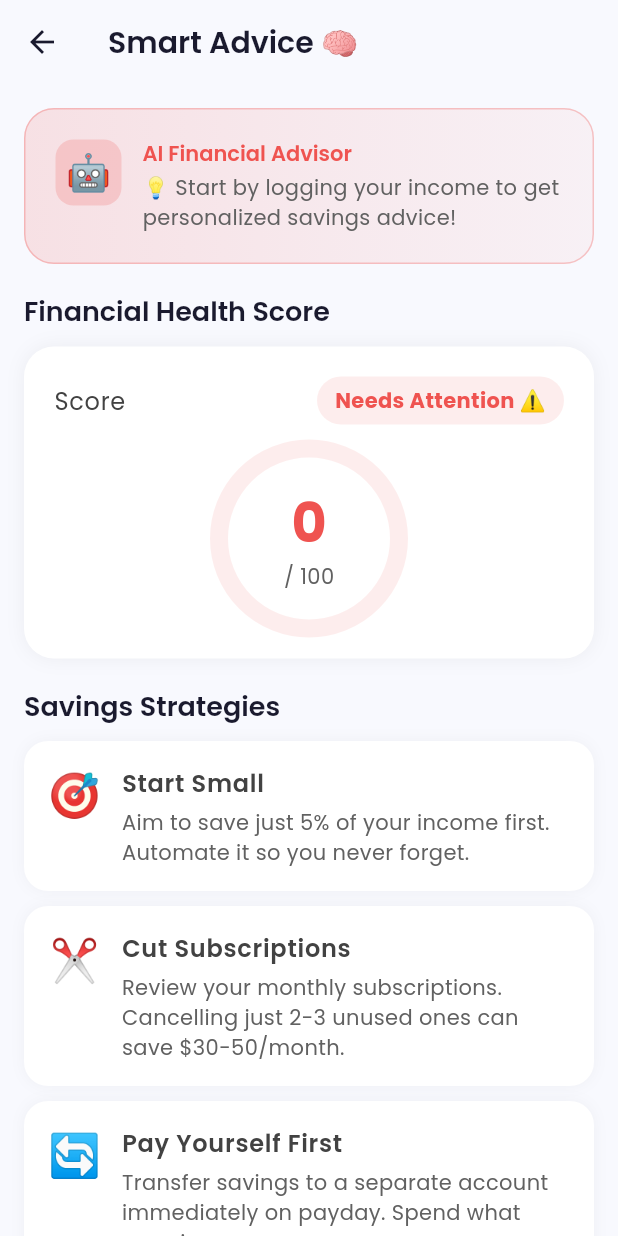
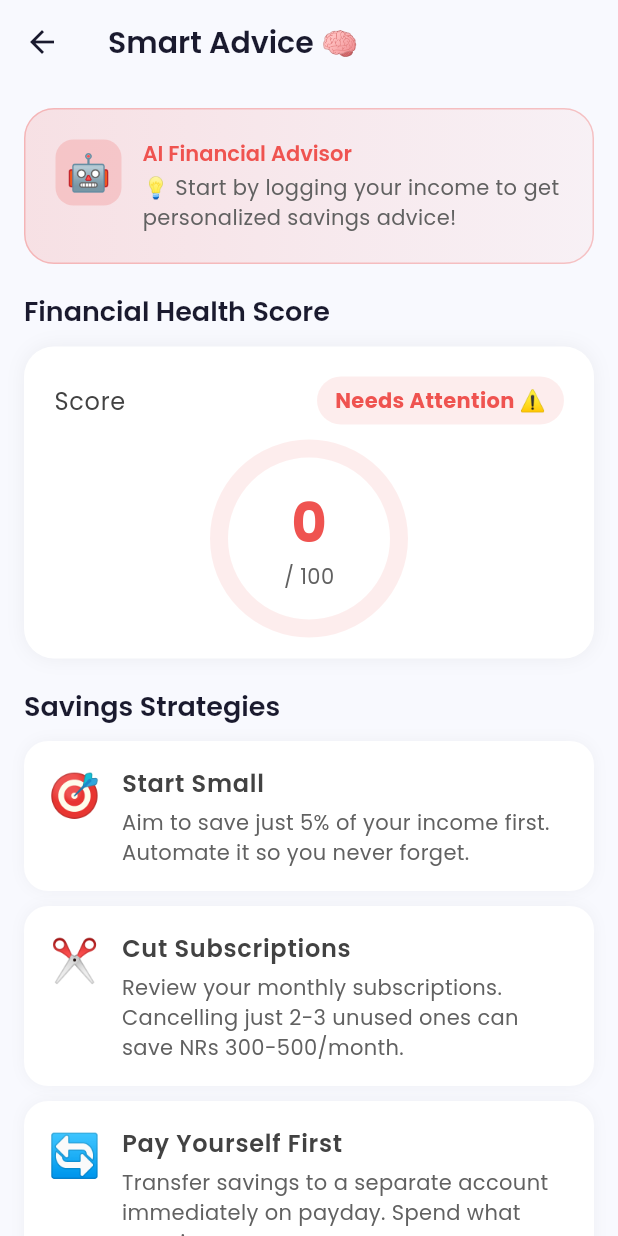
Before and after one commit to Inscidiousss/SpendWise, a Flutter app: the AdviceScreen screen opened directly, on a phone screen of 412 x 824 dp. Run offline on Flutter 3.47's test engine with Material 3 defaults, Android fonts, the phone set to English and light mode, and no system bars; our stand-ins replace csv, fl_chart, flutter_slidable, google_fonts, hive, hive_flutter and 3 more; accounts and stored records are empty.

Commit message:
currency Changed

```diff
--- a/spendwise_v1/lib/add_expense_screen.dart
+++ b/spendwise_v1/lib/add_expense_screen.dart
@@ -149,7 +149,7 @@ class _AddExpenseScreenState extends State<AddExpenseScreen>
                     color: _isExpense ? AppTheme.errorColor : AppTheme.successColor,
                   ),
                   decoration: InputDecoration(
-                    prefixText: '\$ ',
+                    prefixText: AppConstants.currencySymbol,
                     prefixStyle: TextStyle(
                       fontSize: 32,
                       fontWeight: FontWeight.w700,
--- a/spendwise_v1/lib/advice_screen.dart
+++ b/spendwise_v1/lib/advice_screen.dart
@@ -4,6 +4,7 @@ import 'package:provider/provider.dart';
 import 'package:iconsax/iconsax.dart';
 import 'expense_provider.dart';
 import '/app_theme.dart';
+import 'hive_constants.dart';
 
 class AdviceScreen extends StatelessWidget {
   const AdviceScreen({super.key});
@@ -269,10 +270,10 @@ class AdviceScreen extends StatelessWidget {
           _patternRow(context, 'Top Spending', topCat, AppTheme.errorColor),
           const Divider(height: 20),
           _patternRow(context, 'Top Amount',
-              '\$${topAmt.toStringAsFixed(2)}', AppTheme.warningColor),
+              '${AppConstants.currencySymbol}${topAmt.toStringAsFixed(2)}', AppTheme.warningColor),
           const Divider(height: 20),
           _patternRow(context, 'Avg Daily',
-              '\$${(provider.totalExpenses / 30).toStringAsFixed(2)}', AppTheme.primaryColor),
+              '${AppConstants.currencySymbol}${(provider.totalExpenses / 30).toStringAsFixed(2)}', AppTheme.primaryColor),
         ],
       ),
     );
@@ -350,7 +351,7 @@ class AdviceScreen extends StatelessWidget {
                           .bodyLarge
                           ?.copyWith(fontWeight: FontWeight.w600)),
                   Text(
-                    '\$${amount.toStringAsFixed(2)}',
+                    '${AppConstants.currencySymbol}${amount.toStringAsFixed(2)}',
                     style: TextStyle(fontWeight: FontWeight.w700, color: color),
                   ),
                 ],
@@ -377,7 +378,7 @@ class AdviceScreen extends StatelessWidget {
       tips.add({
         'icon': '✂️',
         'title': 'Cut Subscriptions',
-        'body': 'Review your monthly subscriptions. Cancelling just 2-3 unused ones can save \$30-50/month.',
+        'body': 'Review your monthly subscriptions. Cancelling just 2-3 unused ones can save ${AppConstants.currencySymbol}300-500/month.',
       });
     }
 
@@ -385,7 +386,7 @@ class AdviceScreen extends StatelessWidget {
       tips.add({
         'icon': '🏦',
         'title': 'Emergency Fund',
-        'body': 'Build 3-6 months of expenses as an emergency fund before investing. Target: \$${(expenses * 3).toStringAsFixed(0)}.',
+        'body': 'Build 3-6 months of expenses as an emergency fund before investing. Target: ${AppConstants.currencySymbol}${(expenses * 3).toStringAsFixed(0)}.',
       });
     }
 
@@ -411,7 +412,7 @@ class AdviceScreen extends StatelessWidget {
       tips.add({
         'icon': '📈',
         'title': 'Index Funds',
-        'body': 'Low-cost index funds (S&P 500) have historically returned ~10% annually. Start with \$${(balance * 0.5).toStringAsFixed(0)}.',
+        'body': 'Low-cost index funds (S&P 500) have historically returned ~10% annually. Start with ${AppConstants.currencySymbol}${(balance * 0.5).toStringAsFixed(0)}.',
       });
     }
 
--- a/spendwise_v1/lib/analytics_screen.dart
+++ b/spendwise_v1/lib/analytics_screen.dart
@@ -5,6 +5,7 @@ import 'package:fl_chart/fl_chart.dart';
 import 'package:iconsax/iconsax.dart';
 import 'expense_provider.dart';
 import 'app_theme.dart';
+import 'hive_constants.dart';
 
 class AnalyticsScreen extends StatelessWidget {
   const AnalyticsScreen({super.key});
@@ -137,7 +138,7 @@ class AnalyticsScreen extends StatelessWidget {
                                     ?.copyWith(fontWeight: FontWeight.w600),
                               ),
                               Text(
-                                '\$${entry.value.toStringAsFixed(2)}',
+                                '${AppConstants.currencySymbol}${entry.value.toStringAsFixed(2)}',
                                 style: TextStyle(
                                   fontWeight: FontWeight.w700,
                                   color: _chartColors[i % _chartColors.length],
--- a/spendwise_v1/lib/dashboard_screen.dart
+++ b/spendwise_v1/lib/dashboard_screen.dart
@@ -10,6 +10,7 @@ import 'add_expense_screen.dart';
 import 'expense_card.dart';
 import 'summary_card.dart';
 import 'month_selector.dart';
+import 'hive_constants.dart';
 
 class DashboardScreen extends StatelessWidget {
   const DashboardScreen({super.key});
@@ -93,7 +94,7 @@ class DashboardScreen extends StatelessWidget {
                               ),
                             ),
                             Text(
-                              '\$${provider.balance.toStringAsFixed(2)}',
+                              '${AppConstants.currencySymbol}${provider.balance.toStringAsFixed(2)}',
                               style: const TextStyle(
                                 color: Colors.white,
                                 fontSize: 36,
--- a/spendwise_v1/lib/expense_card.dart
+++ b/spendwise_v1/lib/expense_card.dart
@@ -3,6 +3,7 @@ import 'package:flutter/material.dart';
 import 'package:intl/intl.dart';
 import 'expense_model.dart';
 import 'app_theme.dart';
+import 'hive_constants.dart';
 
 class ExpenseCard extends StatelessWidget {
   final ExpenseModel expense;
@@ -57,7 +58,7 @@ class ExpenseCard extends StatelessWidget {
             ),
           ),
           Text(
-            '${expense.isExpense ? '-' : '+'}\$${expense.amount.toStringAsFixed(2)}',
+            '${expense.isExpense ? '-' : '+'}${AppConstants.currencySymbol}${expense.amount.toStringAsFixed(2)}',
             style: TextStyle(
               color: color,
               fontWeight: FontWeight.w700,
--- a/spendwise_v1/lib/expense_provider.dart
+++ b/spendwise_v1/lib/expense_provider.dart
@@ -2,6 +2,7 @@ import 'package:flutter/foundation.dart';
 import 'package:uuid/uuid.dart';
 import 'expense_model.dart';
 import 'expense_repository.dart';
+import 'hive_constants.dart';
 
 class ExpenseProvider extends ChangeNotifier {
   final ExpenseRepository _repo = ExpenseRepository();
@@ -111,7 +112,7 @@ class ExpenseProvider extends ChangeNotifier {
     if (rate >= 30) {
       return "🌟 Excellent! You're saving ${rate.toStringAsFixed(1)}% of your income. "
           "Consider investing your surplus in index funds or a high-yield savings account. "
-          "You could put \$${(savings * 0.5).toStringAsFixed(2)} into a diversified portfolio.";
+          "You could put ${AppConstants.currencySymbol}${(savings * 0.5).toStringAsFixed(2)} into a diversified portfolio.";
     } else if (rate >= 20) {
       return "✅ Great job! You're saving ${rate.toStringAsFixed(1)}%. "
           "Try to reach 30% by cutting non-essential spending. "
--- a/spendwise_v1/lib/hive_constants.dart
+++ b/spendwise_v1/lib/hive_constants.dart
@@ -7,7 +7,7 @@ class HiveConstants {
 
 class AppConstants {
   static const String appName = 'ExpenseIQ';
-  static const String currencySymbol = '\$';
+  static const String currencySymbol = 'NRs ';
 
   static const List<String> defaultCategories = [
     'Food & Dining',
--- a/spendwise_v1/lib/summary_card.dart
+++ b/spendwise_v1/lib/summary_card.dart
@@ -1,4 +1,5 @@
 import 'package:flutter/material.dart';
+import 'hive_constants.dart';
 
 class SummaryCard extends StatelessWidget {
   final String title;
@@ -50,7 +51,7 @@ class SummaryCard extends StatelessWidget {
                 Text(title, style: theme.textTheme.bodyMedium),
                 const SizedBox(height: 2),
                 Text(
-                  '\$${amount.toStringAsFixed(2)}',
+                  '${AppConstants.currencySymbol}${amount.toStringAsFixed(2)}',
                   style: TextStyle(
                     fontWeight: FontWeight.w700,
                     fontSize: 18,
--- a/spendwise_v1/lib/transactions_screen.dart
+++ b/spendwise_v1/lib/transactions_screen.dart
@@ -8,6 +8,7 @@ import 'app_theme.dart';
 import 'expense_model.dart';
 import 'add_expense_screen.dart';
 import 'export_dialog.dart';
+import 'hive_constants.dart';
 
 class TransactionsScreen extends StatefulWidget {
   const TransactionsScreen({super.key});
@@ -158,7 +159,7 @@ class _TransactionsScreenState extends State<TransactionsScreen> {
                       style: theme.textTheme.bodyMedium,
                     ),
                     Text(
-                      'Total: \$${filtered.where((e) => e.isExpense).fold(0.0, (s, e) => s + e.amount).toStringAsFixed(2)}',
+                      'Total: ${AppConstants.currencySymbol}${filtered.where((e) => e.isExpense).fold(0.0, (s, e) => s + e.amount).toStringAsFixed(2)}',
                       style: const TextStyle(
                         fontWeight: FontWeight.w600,
                         color: AppTheme.errorColor,
@@ -291,7 +292,7 @@ class _TransactionsScreenState extends State<TransactionsScreen> {
             crossAxisAlignment: CrossAxisAlignment.end,
             children: [
               Text(
-                '${expense.isExpense ? '-' : '+'}\$${expense.amount.toStringAsFixed(2)}',
+                '${expense.isExpense ? '-' : '+'}${AppConstants.currencySymbol}${expense.amount.toStringAsFixed(2)}',
                 style: TextStyle(
                   color: color,
                   fontWeight: FontWeight.w700,
```
Also changed, not shown: spendwise_v1/lib/budget_screen.dart (+7 -6 lines), spendwise_v1/lib/export_dialog.dart (+5 -4 lines).
